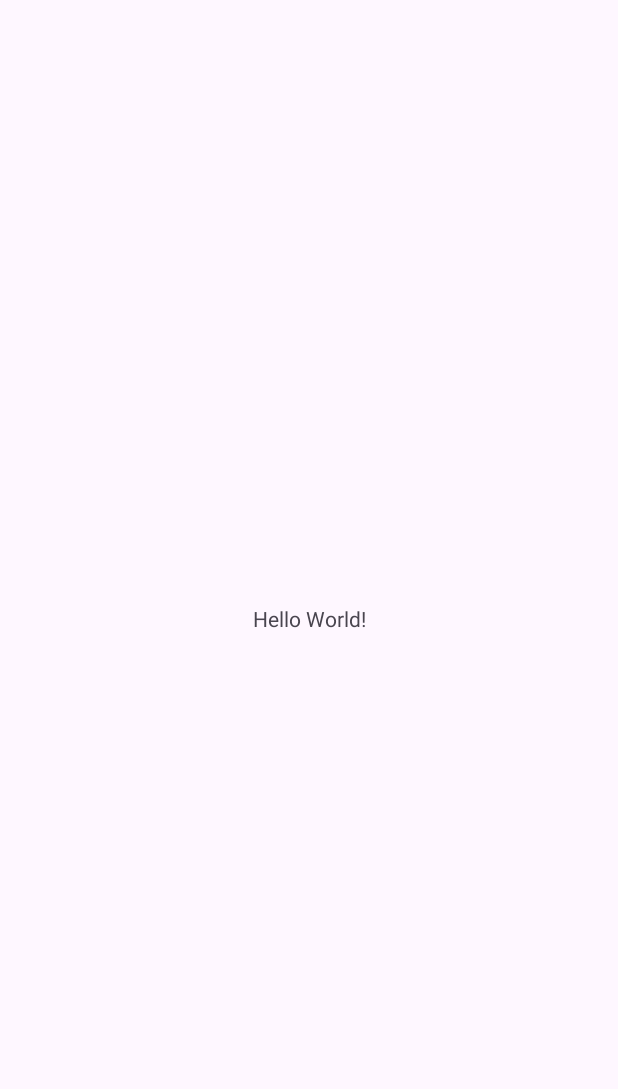
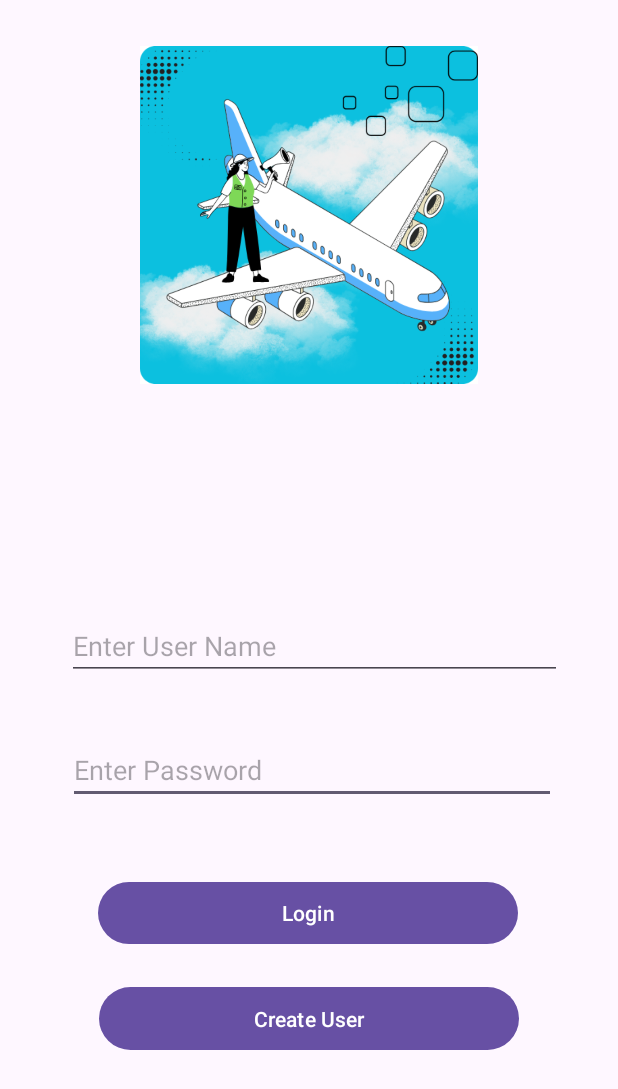
Before and after one commit to KisuraWSP/TravelGuider, an Android app: the screen it shows after launch (MainActivity before the commit, LoginActivity after it), on a phone screen of 412 x 824 dp. Before the commit the part shown is almost empty. Shown: the top 1089 px of the screen. Run offline under Robolectric (Android 15) with nearby library versions, the phone set to English and light mode, and no system bars; our stand-ins replace Room's generated code.

Commit message:
added login system to the app

```diff
--- /dev/null
+++ b/app/src/main/java/com/app/tourism_app/LoginActivity.kt
@@ -0,0 +1,67 @@
+package com.app.tourism_app
+
+import android.content.Intent
+import android.os.Bundle
+import android.widget.Button
+import android.widget.EditText
+import android.widget.Toast
+import androidx.appcompat.app.AppCompatActivity
+import androidx.lifecycle.ViewModelProvider
+import com.app.tourism_app.database.UserDatabase
+import com.app.tourism_app.database.repository.UserRepository
+import com.app.tourism_app.database.view.UserViewModel
+import com.app.tourism_app.database.view.UserViewModelFactory
+
+class LoginActivity : AppCompatActivity() {
+    private lateinit var login_btn : Button
+    private lateinit var create_user_btn : Button
+    private lateinit var username_field : EditText
+    private lateinit var password_field : EditText
+    private lateinit var user_repo : UserRepository
+    private lateinit var user_model : UserViewModel
+
+    override fun onCreate(savedInstanceState: Bundle?) {
+        super.onCreate(savedInstanceState)
+        setContentView(R.layout.activity_login)
+
+
+        val userDB  = UserDatabase.invoke(applicationContext)
+        user_repo = UserRepository(userDB)
+        user_model = ViewModelProvider(this, UserViewModelFactory(user_repo)).get(UserViewModel::class.java)
+
+        // initialize this otherwise this will crash because of lateinit
+        login_btn = findViewById(R.id.login_btn)
+        create_user_btn = findViewById(R.id.create_user_btn)
+        username_field = findViewById(R.id.userNameText)
+        password_field = findViewById(R.id.passwordText)
+
+        login_btn.setOnClickListener {
+            login()
+        }
+
+        create_user_btn.setOnClickListener {
+            val create_user_intent = Intent(this, CreateUserActivity::class.java)
+            startActivity(create_user_intent)
+        }
+    }
+
+    private fun login() {
+        val user_name = username_field.text.toString()
+        val password = password_field.text.toString()
+
+        if(user_name.isNotEmpty() && password.isNotEmpty()){
+            user_model.getUserByName(user_name).observe(this) { user ->
+                if (user != null && user.password == password) {
+                    Toast.makeText(this, "Login Successful!!!", Toast.LENGTH_SHORT).show()
+                    val main_intent = Intent(this, MainActivity::class.java)
+                    startActivity(main_intent)
+                    finish()
+                } else {
+                    Toast.makeText(this, "Invalid Credentials!!!", Toast.LENGTH_SHORT).show()
+                }
+            }
+        }else{
+            Toast.makeText(this,"Empty UserName or Password!!!",Toast.LENGTH_SHORT).show()
+        }
+    }
+}
--- a/app/src/main/java/com/app/tourism_app/MainActivity.kt
+++ b/app/src/main/java/com/app/tourism_app/MainActivity.kt
@@ -1,7 +1,6 @@
 package com.app.tourism_app
 
 import android.os.Bundle
-import androidx.activity.enableEdgeToEdge
 import androidx.appcompat.app.AppCompatActivity
 import androidx.core.view.ViewCompat
 import androidx.core.view.WindowInsetsCompat
@@ -9,7 +8,6 @@ import androidx.core.view.WindowInsetsCompat
 class MainActivity : AppCompatActivity() {
     override fun onCreate(savedInstanceState: Bundle?) {
         super.onCreate(savedInstanceState)
-        enableEdgeToEdge()
         setContentView(R.layout.activity_main)
         ViewCompat.setOnApplyWindowInsetsListener(findViewById(R.id.main)) { v, insets ->
             val systemBars = insets.getInsets(WindowInsetsCompat.Type.systemBars())
--- /dev/null
+++ b/app/src/main/java/com/app/tourism_app/database/UserDatabase.kt
@@ -0,0 +1,29 @@
+package com.app.tourism_app.database
+
+import android.content.Context
+import androidx.room.Database
+import androidx.room.Room
+import androidx.room.RoomDatabase
+import com.app.tourism_app.database.dao.UserDao
+import com.app.tourism_app.database.model.User
+
+@Database(entities = [User::class], version = 1)
+abstract class UserDatabase : RoomDatabase(){
+    abstract fun getUserDao() : UserDao
+
+    companion object{
+        @Volatile
+        private var instance: UserDatabase? = null
+        private val LOCK = Any()
+
+        operator fun invoke(context: Context) = instance ?: synchronized(LOCK) {
+            instance ?: createDatabase(context).also {
+                instance = it
+            }
+        }
+
+        private fun createDatabase(context: Context) =
+            Room.databaseBuilder(context.applicationContext, UserDatabase::class.java, "user_database.db").build()
+
+    }
+}
--- /dev/null
+++ b/app/src/main/java/com/app/tourism_app/database/dao/UserDao.kt
@@ -0,0 +1,24 @@
+package com.app.tourism_app.database.dao
+
+import androidx.lifecycle.LiveData
+import androidx.room.Dao
+import androidx.room.Delete
+import androidx.room.Insert
+import androidx.room.OnConflictStrategy
+import androidx.room.Query
+import com.app.tourism_app.database.model.User
+
+@Dao
+interface UserDao {
+    @Insert(onConflict = OnConflictStrategy.REPLACE)
+    suspend fun insert(user : User)
+
+    @Delete
+    suspend fun delete(user: User)
+
+    @Query("SELECT * FROM users")
+    fun getAllUsers(): LiveData<List<User>>
+
+    @Query("SELECT * FROM users WHERE username = :userName")
+    fun getUserByName(userName: String): LiveData<User?>
+}
--- /dev/null
+++ b/app/src/main/java/com/app/tourism_app/database/view/UserViewModelFactory.kt
@@ -0,0 +1,11 @@
+package com.app.tourism_app.database.view
+
+import androidx.lifecycle.ViewModel
+import androidx.lifecycle.ViewModelProvider
+import com.app.tourism_app.database.repository.UserRepository
+
+class UserViewModelFactory(private val repository: UserRepository): ViewModelProvider.NewInstanceFactory()  {
+    override fun <T : ViewModel> create(modelClass: Class<T>): T{
+        return UserViewModel(repository) as T
+    }
+}
--- /dev/null
+++ b/app/src/main/res/layout/activity_login.xml
@@ -0,0 +1,69 @@
+<?xml version="1.0" encoding="utf-8"?>
+<androidx.constraintlayout.widget.ConstraintLayout xmlns:android="http://schemas.android.com/apk/res/android"
+    xmlns:app="http://schemas.android.com/apk/res-auto"
+    xmlns:tools="http://schemas.android.com/tools"
+    android:layout_width="match_parent"
+    android:layout_height="match_parent">
+
+    <ImageView
+        android:id="@+id/imageView"
+        android:layout_width="229dp"
+        android:layout_height="225dp"
+        app:layout_constraintBottom_toBottomOf="parent"
+        app:layout_constraintEnd_toEndOf="parent"
+        app:layout_constraintStart_toStartOf="parent"
+        app:layout_constraintTop_toTopOf="parent"
+        app:layout_constraintVertical_bias="0.051"
+        app:srcCompat="@drawable/logo" />
+
+    <EditText
+        android:id="@+id/passwordText"
+        android:layout_width="325dp"
+        android:layout_height="41dp"
+        android:layout_marginBottom="288dp"
+        android:ems="10"
+        android:hint="Enter Password"
+        android:inputType="textPassword"
+        app:layout_constraintBottom_toBottomOf="parent"
+        app:layout_constraintEnd_toEndOf="parent"
+        app:layout_constraintHorizontal_bias="0.524"
+        app:layout_constraintStart_toStartOf="parent" />
+
+    <EditText
+        android:id="@+id/userNameText"
+        android:layout_width="330dp"
+        android:layout_height="43dp"
+        android:ems="10"
+        android:hint="Enter User Name"
+        android:inputType="text"
+        app:layout_constraintBottom_toTopOf="@+id/passwordText"
+        app:layout_constraintEnd_toEndOf="parent"
+        app:layout_constraintHorizontal_bias="0.546"
+        app:layout_constraintStart_toStartOf="parent"
+        app:layout_constraintTop_toBottomOf="@+id/imageView"
+        app:layout_constraintVertical_bias="0.788" />
+
+    <Button
+        android:id="@+id/login_btn"
+        android:layout_width="280dp"
+        android:layout_height="49dp"
+        android:layout_marginTop="48dp"
+        android:text="@string/login"
+        app:layout_constraintEnd_toEndOf="parent"
+        app:layout_constraintHorizontal_bias="0.497"
+        app:layout_constraintStart_toStartOf="parent"
+        app:layout_constraintTop_toBottomOf="@+id/passwordText" />
+
+    <Button
+        android:id="@+id/create_user_btn"
+        android:layout_width="280dp"
+        android:layout_height="50dp"
+        android:text="@string/create_user"
+        app:layout_constraintBottom_toBottomOf="parent"
+        app:layout_constraintEnd_toEndOf="parent"
+        app:layout_constraintHorizontal_bias="0.498"
+        app:layout_constraintStart_toStartOf="parent"
+        app:layout_constraintTop_toBottomOf="@+id/login_btn"
+        app:layout_constraintVertical_bias="0.146" />
+
+</androidx.constraintlayout.widget.ConstraintLayout>
--- a/app/src/main/res/values/strings.xml
+++ b/app/src/main/res/values/strings.xml
@@ -1,3 +1,8 @@
 <resources>
     <string name="app_name">TravelGuider</string>
+    <string name="create_user">Create User</string>
+    <string name="login">Login</string>
+    <string name="enter_user_name">Enter User Name</string>
+    <string name="enter_password">Enter Password</string>
+    <string name="reenter_password">Re-enter Password</string>
 </resources>
```
Also changed, not shown: app/build.gradle.kts (+24 -10 lines), app/src/main/AndroidManifest.xml (+28 -5 lines), app/src/main/java/com/app/tourism_app/CreateUserActivity.kt (added, +55 -0 lines), app/src/main/java/com/app/tourism_app/database/model/User.kt (added, +16 -0 lines), app/src/main/java/com/app/tourism_app/database/repository/UserRepository.kt (added, +15 -0 lines), app/src/main/java/com/app/tourism_app/database/view/UserViewModel.kt (added, +27 -0 lines), app/src/main/res/layout/activity_create_user.xml (added, +70 -0 lines), gradle/libs.versions.toml (+20 -0 lines), 1 other file.
